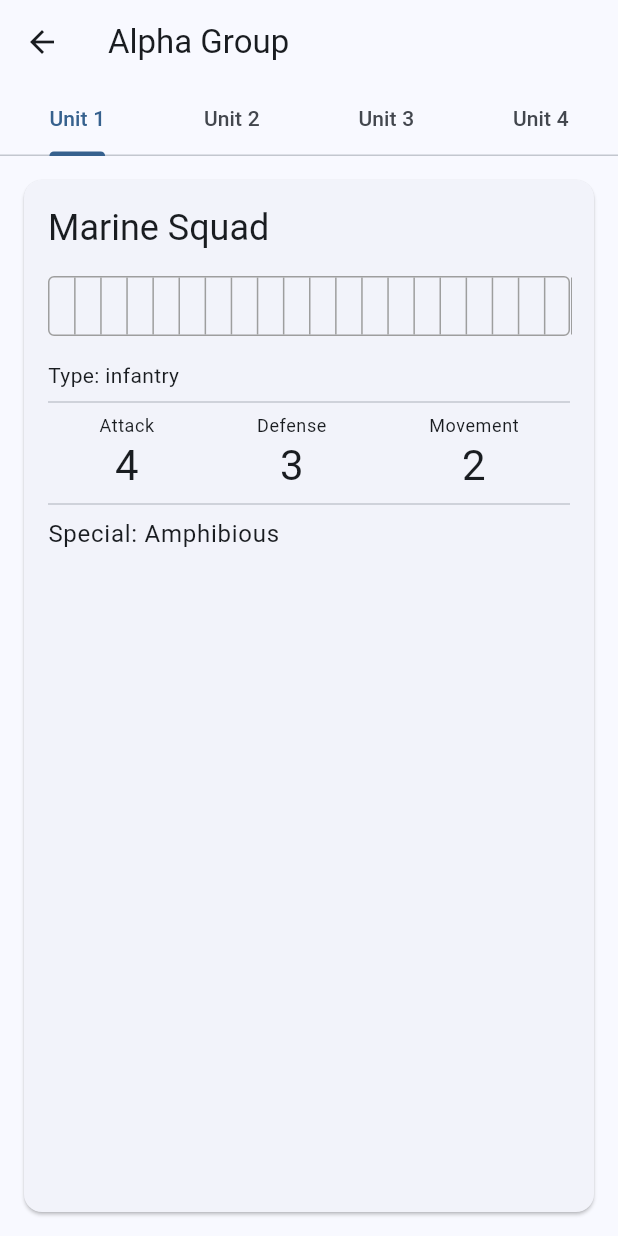
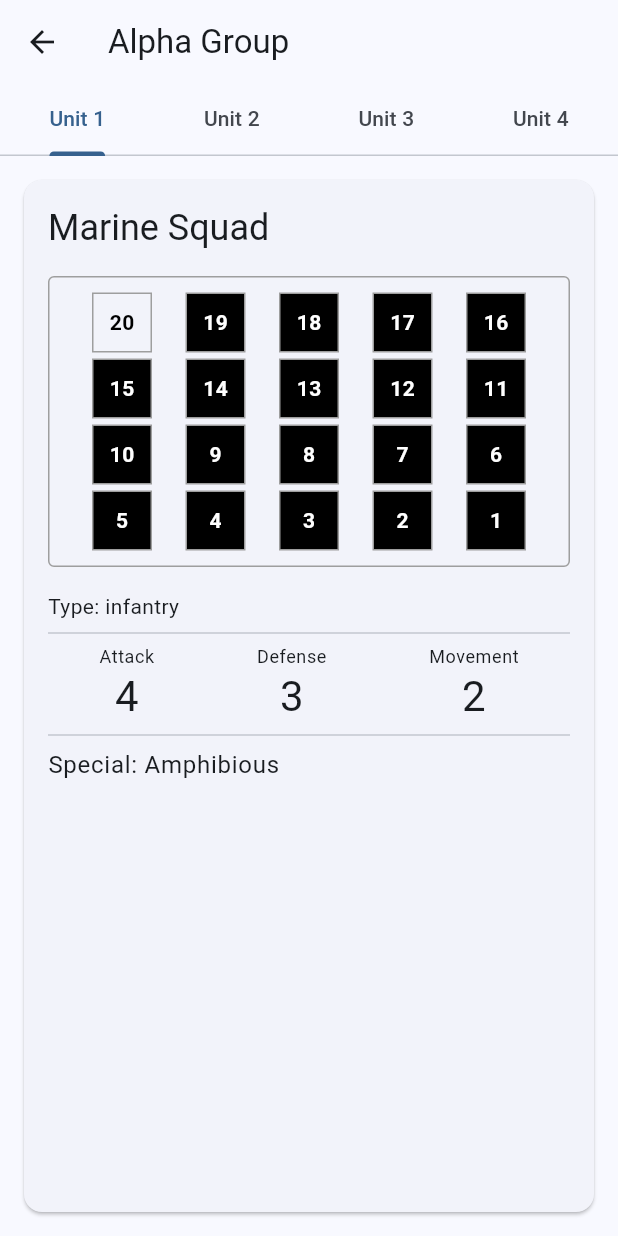
Before and after one commit to PeterRobbinsWillowTree/littoraltracker, a Flutter app: the screen it shows after launch, after a tap on "Alpha Group", on a phone screen of 412 x 824 dp. Run offline on Flutter 3.47's test engine with Material 3 defaults, Android fonts, the phone set to English and light mode, and no system bars.

Commit message:
Added 5 x 4 numbered grid for unit hit point tracking

```diff
--- a/lib/screens/task_group_detail_screen.dart
+++ b/lib/screens/task_group_detail_screen.dart
@@ -87,7 +87,59 @@ class UnitCard extends StatefulWidget {
 }
 
 class _UnitCardState extends State<UnitCard> {
-  int currentHealth = 20;  // Start at full health
+  int currentHealth = 20;
+
+  Widget _buildHealthTracker() {
+    return Container(
+      padding: const EdgeInsets.all(8),
+      decoration: BoxDecoration(
+        border: Border.all(color: Colors.grey),
+        borderRadius: BorderRadius.circular(4),
+      ),
+      child: Column(
+        children: List.generate(4, (row) {
+          return Padding(
+            padding: const EdgeInsets.symmetric(vertical: 2),
+            child: Row(
+              mainAxisAlignment: MainAxisAlignment.spaceEvenly,
+              children: List.generate(5, (col) {
+                final number = 20 - (row * 5 + col);
+                return GestureDetector(
+                  onTap: () {
+                    setState(() {
+                      currentHealth = number;
+                    });
+                  },
+                  child: Container(
+                    width: 40,
+                    height: 40,
+                    margin: const EdgeInsets.symmetric(horizontal: 2),
+                    decoration: BoxDecoration(
+                      border: Border.all(color: Colors.grey),
+                      color: number >= currentHealth
+                          ? Colors.transparent
+                          : Colors.black,
+                    ),
+                    child: Center(
+                      child: Text(
+                        number.toString(),
+                        style: TextStyle(
+                          color: number >= currentHealth
+                              ? Colors.black
+                              : Colors.white,
+                          fontWeight: FontWeight.bold,
+                        ),
+                      ),
+                    ),
+                  ),
+                );
+              }),
+            ),
+          );
+        }),
+      ),
+    );
+  }
 
   @override
   Widget build(BuildContext context) {
@@ -103,39 +155,7 @@ class _UnitCardState extends State<UnitCard> {
               style: Theme.of(context).textTheme.headlineSmall,
             ),
             const SizedBox(height: 16),
-            // Health tracking row
-            Container(
-              height: 40,
-              decoration: BoxDecoration(
-                border: Border.all(color: Colors.grey),
-                borderRadius: BorderRadius.circular(4),
-              ),
-              child: Row(
-                children: List.generate(20, (index) {
-                  return GestureDetector(
-                    onTap: () {
-                      setState(() {
-                        currentHealth = 20 - index;  // Convert index to health value
-                      });
-                    },
-                    child: Container(
-                      width: (MediaQuery.of(context).size.width - 64) / 20,  // Responsive width
-                      decoration: BoxDecoration(
-                        border: Border(
-                          right: BorderSide(
-                            color: Colors.grey,
-                            width: index < 19 ? 1 : 0,  // No border on last square
-                          ),
-                        ),
-                        color: index >= (20 - currentHealth)
-                            ? Colors.transparent
-                            : Colors.black,  // Black marker for current health
-                      ),
-                    ),
-                  );
-                }),
-              ),
-            ),
+            _buildHealthTracker(),
             const SizedBox(height: 16),
             Text('Type: ${widget.unit.type.name}'),
             const Divider(),
```
